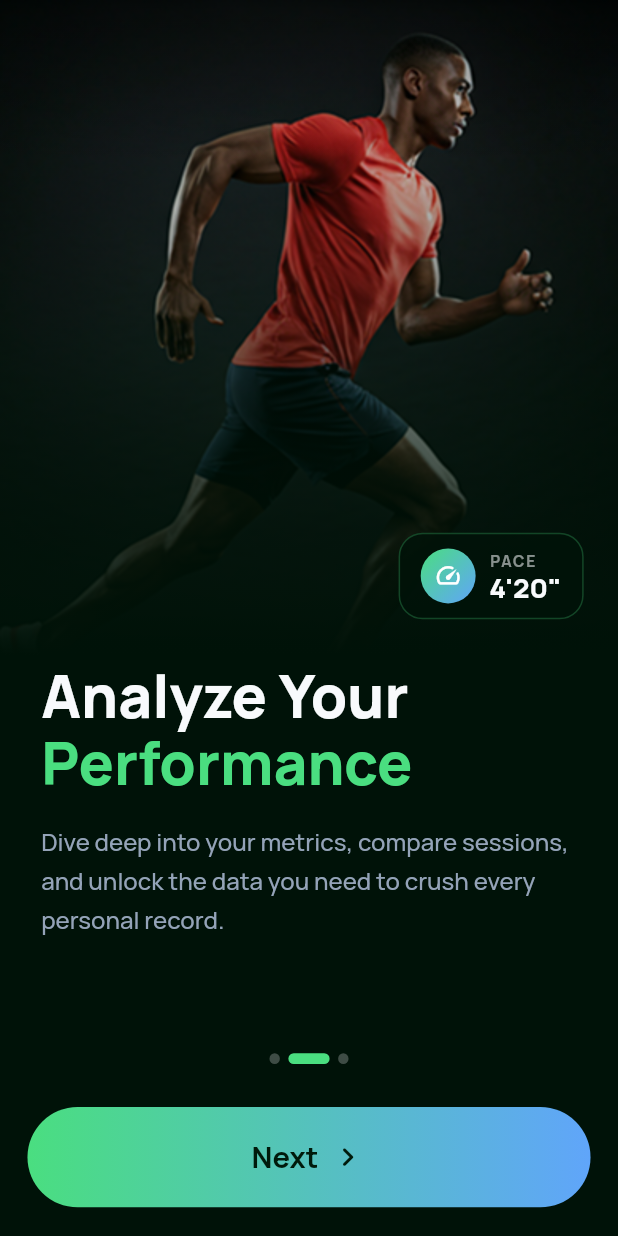
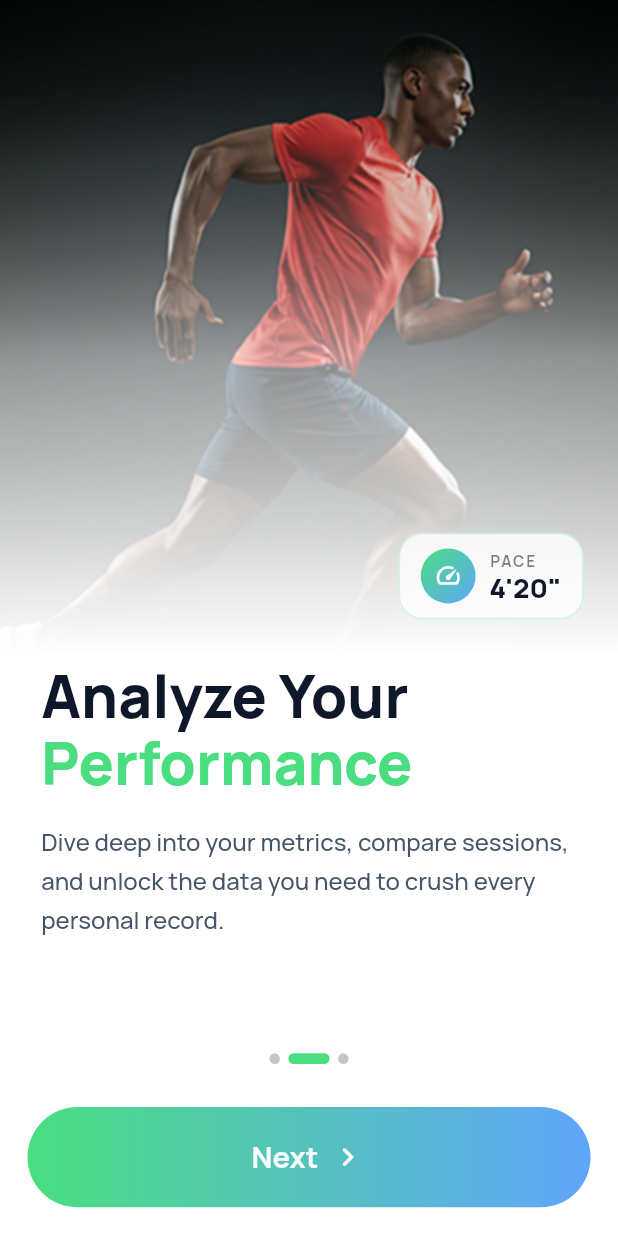
Before and after one commit to MG-B17/STRIDE-X, a Flutter app: the screen it shows after launch, after a tap on "Next", on a phone screen of 412 x 824 dp. Run offline on Flutter 3.47's test engine with Material 3 defaults, Android fonts, the phone set to English and light mode, and no system bars; drawn by our look-alikes of smooth_page_indicator; our stand-ins replace flutter_screenutil, flutter_svg, go_router, shared_preferences.

Commit message:
dark mode & light mode

```diff
--- /dev/null
+++ b/lib/core/constant/keys.dart
@@ -0,0 +1,6 @@
+class AppKeys {
+  static const String isOnboardingVisited = 'isOnboardingVisited';
+  static const String isPremissionGranted = 'isPremissionGranted';
+  static const String appMode = "App Mode";
+}
+enum AppMode {light , dark , system}
--- /dev/null
+++ b/lib/core/theme/theme_controller.dart
@@ -0,0 +1,37 @@
+import 'package:flutter/material.dart';
+import 'package:stridex/core/constant/app_strings.dart';
+import 'package:stridex/core/constant/keys.dart';
+import 'package:stridex/core/utils/cache_helper.dart';
+
+class ThemeProvider extends ChangeNotifier {
+  ThemeMode themeMode = ThemeMode.system;
+  String selectedTheme = AppStrings.systemTheme;
+
+  void selectTheme({required String mode}) {
+    themeMode = _appthemeselector(mode: mode);
+    selectedTheme = mode;
+    CacheHelper.saveData(key: AppKeys.appMode, value: mode);
+    notifyListeners();
+  }
+
+  void loadTheme() {
+    final String theme =
+        CacheHelper.getData(key: AppKeys.appMode) ?? AppStrings.systemTheme;
+      selectedTheme =theme;
+      themeMode = _appthemeselector(mode: theme);
+    notifyListeners();
+  }
+
+  ThemeMode _appthemeselector({required String mode}) {
+    switch (mode) {
+      case AppStrings.darkTheme:
+        return ThemeMode.dark;
+      case AppStrings.lightTheme:
+        return ThemeMode.light;
+      default:
+        return ThemeMode.system;
+    }
+  }
+
+
+}
--- a/lib/core/utils/cache_helper.dart
+++ b/lib/core/utils/cache_helper.dart
@@ -0,0 +1,61 @@
+import 'package:shared_preferences/shared_preferences.dart';
+
+class CacheHelper {
+  static late SharedPreferences sharedPreferences;
+
+  static Future<void> init() async {
+    sharedPreferences = await SharedPreferences.getInstance();
+  }
+
+  static Future<bool> putBoolean({
+    required String key,
+    required bool value,
+  }) async {
+    return await sharedPreferences.setBool(key, value);
+  }
+
+
+  static dynamic getData({
+    required String key,
+  }) {
+    return sharedPreferences.get(key);
+  }
+
+
+  static Future<bool> saveData({
+    required String key,
+    required dynamic value,
+  }) async {
+    switch (value) {
+      case String():
+        return await sharedPreferences.setString(key, value);
+      case int():
+        return await sharedPreferences.setInt(key, value);
+      case bool():
+        return await sharedPreferences.setBool(key, value);
+      case double():
+        return await sharedPreferences.setDouble(key, value);
+      case List<String>():
+        return await sharedPreferences.setStringList(key, value);
+      default:
+        return false;
+    }
+  }
+
+
+  static Future<bool> removeData({
+    required String key,
+  }) async {
+    return await sharedPreferences.remove(key);
+  }
+
+  /// Clear all data from cache.
+  static Future<bool> clearData() async {
+    return await sharedPreferences.clear();
+  }
+
+  /// Check if a key exists in cache.
+  static bool containsKey({required String key}) {
+    return sharedPreferences.containsKey(key);
+  }
+}
--- a/lib/core/widgets/app_button.dart
+++ b/lib/core/widgets/app_button.dart
@@ -1,6 +1,5 @@
 import 'package:flutter/material.dart';
 import 'package:flutter_screenutil/flutter_screenutil.dart';
-import 'package:flutter_svg/svg.dart';
 import 'package:stridex/core/theme/app_color.dart';
 import 'package:stridex/core/utils/extentions.dart';
 
--- a/lib/features/home/presentation/widgets/step_ring_widget.dart
+++ b/lib/features/home/presentation/widgets/step_ring_widget.dart
@@ -1,7 +1,6 @@
 import 'package:flutter/material.dart';
 import 'package:flutter_screenutil/flutter_screenutil.dart';
 import 'package:stridex/core/constant/app_strings.dart';
-import 'package:stridex/core/theme/text_styles.dart';
 import 'package:stridex/core/utils/extentions.dart';
 import 'package:stridex/core/theme/app_color.dart';
 import 'dart:math' as math;
--- a/lib/features/onboarding/presentation/screens/onboarding_screen.dart
+++ b/lib/features/onboarding/presentation/screens/onboarding_screen.dart
@@ -2,7 +2,9 @@ import 'package:flutter/material.dart';
 import 'package:flutter_screenutil/flutter_screenutil.dart';
 import 'package:go_router/go_router.dart';
 import 'package:stridex/core/constant/app_strings.dart';
+import 'package:stridex/core/constant/keys.dart';
 import 'package:stridex/core/constant/route_constant.dart';
+import 'package:stridex/core/utils/cache_helper.dart';
 import 'package:stridex/core/widgets/app_button.dart';
 import 'package:stridex/features/onboarding/data/models/onboarding_model.dart';
 import 'package:stridex/core/widgets/spacing_widget.dart';
@@ -33,6 +35,7 @@ class _OnboardingScreenState extends State<OnboardingScreen> {
       );
     } else {
       context.goNamed(AppRouteConstant.premissionScreenRoute);
+      CacheHelper.saveData(key: AppKeys.isOnboardingVisited, value: true);
     }
   }
 
--- a/lib/features/onboarding/presentation/widgets/pace_chip.dart
+++ b/lib/features/onboarding/presentation/widgets/pace_chip.dart
@@ -1,7 +1,6 @@
 import 'package:flutter/material.dart';
 import 'package:flutter_screenutil/flutter_screenutil.dart';
 import 'package:stridex/core/constant/app_strings.dart';
-import 'package:stridex/core/theme/app_color.dart';
 import 'package:stridex/core/utils/extentions.dart';
 import 'package:stridex/core/theme/text_styles.dart';
 import 'package:stridex/core/widgets/spacing_widget.dart';
--- a/lib/features/onboarding/presentation/widgets/premission_widget/premission_card.dart
+++ b/lib/features/onboarding/presentation/widgets/premission_widget/premission_card.dart
@@ -1,6 +1,5 @@
 import 'package:flutter/material.dart';
 import 'package:flutter_screenutil/flutter_screenutil.dart';
-import 'package:stridex/core/theme/app_color.dart';
 import 'package:stridex/core/utils/extentions.dart';
 import 'package:stridex/core/widgets/spacing_widget.dart';
 
--- a/lib/features/profile/presentation/screens/profile_screen.dart
+++ b/lib/features/profile/presentation/screens/profile_screen.dart
@@ -1,6 +1,7 @@
 import 'package:flutter/material.dart';
 import 'package:flutter_screenutil/flutter_screenutil.dart';
 import 'package:stridex/core/constant/app_strings.dart';
+import 'package:stridex/core/widgets/stride_x_app_bar.dart';
 import 'package:stridex/features/profile/presentation/widgets/daily_goal_card.dart';
 import 'package:stridex/features/profile/presentation/widgets/notifications_card.dart';
 import 'package:stridex/features/profile/presentation/widgets/profile_header_widget.dart';
@@ -9,7 +10,6 @@ import 'package:stridex/features/profile/presentation/widgets/settings_action_bu
 import 'package:stridex/features/profile/presentation/widgets/sign_out_section.dart';
 import 'package:stridex/features/profile/presentation/widgets/theme_selection_card.dart';
 import 'package:stridex/features/profile/presentation/widgets/units_toggle_card.dart';
-import 'package:stridex/core/theme/text_styles.dart';
 import 'package:stridex/core/widgets/spacing_widget.dart';
 
 class ProfileScreen extends StatelessWidget {
@@ -24,6 +24,7 @@ class ProfileScreen extends StatelessWidget {
           child: Column(
             crossAxisAlignment: CrossAxisAlignment.start,
             children: [
+              const StrideXAppBar(),
               const ProfileHeaderWidget(image: 'assets/images/Professional athlete running.png',level: "5",name: "Mostafa Galal",),
               // Account Settings
               const SectionHeaderWidget(
--- a/lib/features/splash/splash_screen.dart
+++ b/lib/features/splash/splash_screen.dart
@@ -1,7 +1,9 @@
 import 'package:flutter/material.dart';
 import 'package:flutter_svg/flutter_svg.dart';
 import 'package:go_router/go_router.dart';
+import 'package:stridex/core/constant/keys.dart';
 import 'package:stridex/core/constant/route_constant.dart';
+import 'package:stridex/core/utils/cache_helper.dart';
 
 class SplashScreen extends StatefulWidget {
   const SplashScreen({super.key});
@@ -21,7 +23,14 @@ class _SplashScreenState extends State<SplashScreen> {
   void _nextScreen() {
     Future.delayed(const Duration(seconds: 3), () {
       if (!mounted) return;
-      context.goNamed(AppRouteConstant.onboardingScreenRoute);
+      final bool isOnboardingVisited =
+          CacheHelper.getData(key: AppKeys.isOnboardingVisited) ?? false;
+
+      if (isOnboardingVisited) {
+        context.goNamed(AppRouteConstant.layoutScreenRoute);
+      } else {
+        context.goNamed(AppRouteConstant.onboardingScreenRoute);
+      }
     });
   }
 
--- a/lib/main.dart
+++ b/lib/main.dart
@@ -1,6 +1,13 @@
 import 'package:flutter/material.dart';
+import 'package:flutter_screenutil/flutter_screenutil.dart';
+import 'package:stridex/core/utils/cache_helper.dart';
 import 'package:stridex/stride_x.dart';
 
-void main() {
-  runApp(const StrideX());
+void main() async {
+  WidgetsFlutterBinding.ensureInitialized();
+  await ScreenUtil.ensureScreenSize();
+  await CacheHelper.init();
+  runApp(
+    const StrideX(),
+  );
 }
--- a/lib/stride_x.dart
+++ b/lib/stride_x.dart
@@ -1,22 +1,32 @@
 import 'package:flutter/material.dart';
 import 'package:flutter_screenutil/flutter_screenutil.dart';
+import 'package:provider/provider.dart';
 import 'package:stridex/core/navigation/app_route.dart';
 import 'package:stridex/core/theme/app_theme.dart';
+import 'package:stridex/core/theme/theme_controller.dart';
+
 
 class StrideX extends StatelessWidget {
   const StrideX({super.key});
 
   @override
-    Widget build(BuildContext context) {
+  Widget build(BuildContext context) {
     return ScreenUtilInit(
       designSize: const Size(360, 690),
       minTextAdapt: true,
       splitScreenMode: true,
-      builder: (_ , child) {
-        return MaterialApp.router(
-          routerConfig: appRouter,
-          debugShowCheckedModeBanner: false,
-          theme:AppTheme.darkTheme,
+      builder: (_, child) {
+        return ChangeNotifierProvider<ThemeProvider>(
+          create: (context)=>ThemeProvider()..loadTheme(),
+          child: Consumer<ThemeProvider>(
+            builder: (context,themeProvider,_)=>MaterialApp.router(
+              routerConfig: appRouter,
+              debugShowCheckedModeBanner: false,
+              theme: AppTheme.lightTheme,
+              darkTheme: AppTheme.darkTheme,
+              themeMode:themeProvider.themeMode,
+            ),
+          ),
         );
       },
     );
```
Also changed, not shown: lib/features/profile/presentation/widgets/theme_card.dart (added, +68 -0 lines), lib/features/profile/presentation/widgets/theme_selection_card.dart (+5 -60 lines).
